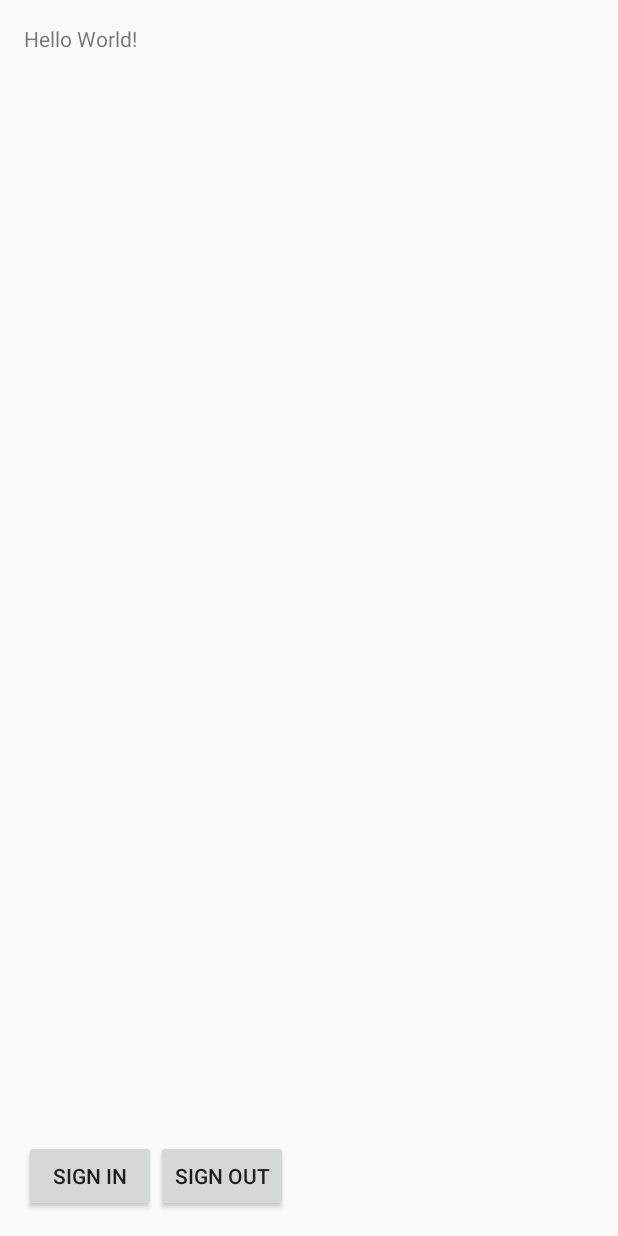
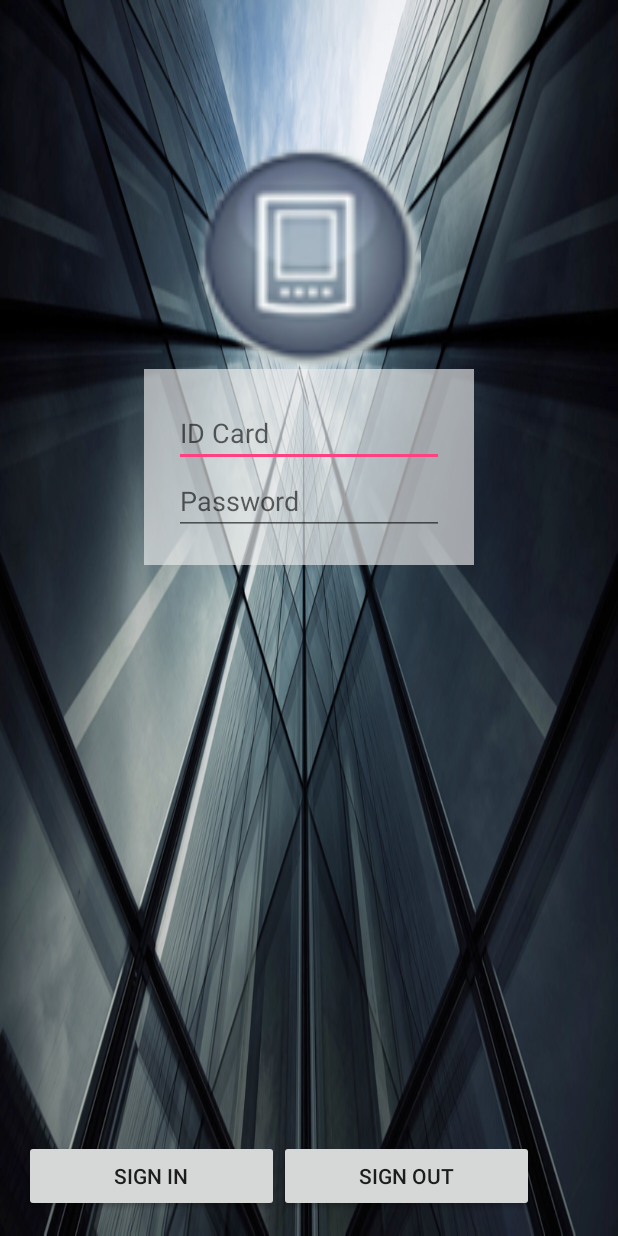
Before and after one commit to TrickSt4r/Bike-Book, an Android app: the screen it shows after launch (MainActivity), after a tap on "SIGN IN", on a phone screen of 412 x 824 dp. Run offline under Robolectric (Android 15) with nearby library versions, the phone set to English and light mode, and no system bars.

Commit message:
Finish 16/3/2559

```diff
--- a/app/src/main/java/com/example/rit/bikeforrent/MainActivity.java
+++ b/app/src/main/java/com/example/rit/bikeforrent/MainActivity.java
@@ -1,16 +1,56 @@
 package com.example.rit.bikeforrent;
 
+import android.content.Intent;
 import android.support.v7.app.AppCompatActivity;
 import android.os.Bundle;
 import android.view.View;
+import android.widget.EditText;
+import android.widget.Toast;
 
 public class MainActivity extends AppCompatActivity {
+
+
+    //exelpit
+    private EditText idCardEditText, passwordEditText;
+    private String idString, passwordString;
+
 
     @Override
     protected void onCreate(Bundle savedInstanceState) {
         super.onCreate(savedInstanceState);
         setContentView(R.layout.activity_main);
+        //bindwiget
+
+        bindwiget();
+
+
     }//main method
+
+    private void bindwiget() {
+        idCardEditText = (EditText) findViewById(R.id.editText3);
+        passwordEditText = (EditText) findViewById(R.id.editText4);
+
+
+    }
+
+    public void clicksignMain(View view) {
+
+        idString = idCardEditText.getText().toString().trim();
+        passwordString = passwordEditText.getText().toString().trim();
+
+        //check
+        if (idString.equals("")||passwordString.equals("")) {
+
+            myAlert("กรุณากรอกข้อมูลให้ครบ");
+        }
+
+    }//clicksignMain
+
+    private void myAlert(String strAlert) {
+
+        Toast.makeText(MainActivity.this, strAlert, Toast.LENGTH_SHORT).show();
+    }
+
     public void onclickSignUp (View view) {
         startActivity(new signUp(MainActivity.this, signUp.class));
     }
--- a/app/src/main/res/layout/activity_main.xml
+++ b/app/src/main/res/layout/activity_main.xml
@@ -4,11 +4,8 @@
     android:layout_height="wrap_content" android:paddingLeft="@dimen/activity_horizontal_margin"
     android:paddingRight="@dimen/activity_horizontal_margin"
     android:paddingTop="@dimen/activity_vertical_margin"
-    android:paddingBottom="@dimen/activity_vertical_margin" tools:context=".MainActivity">
-
-    <TextView android:text="Hello World!" android:layout_width="wrap_content"
-        android:layout_height="wrap_content"
-        android:layout_alignParentBottom="false" />
+    android:paddingBottom="@dimen/activity_vertical_margin" tools:context=".MainActivity"
+    android:background="@drawable/wallpapers_a_00">
 
     <LinearLayout
         android:orientation="horizontal"
@@ -16,18 +13,53 @@
         android:layout_height="match_parent">
 
         <Button
-            android:layout_width="wrap_content"
+            android:layout_width="170dp"
             android:layout_height="wrap_content"
             android:text="@string/signin"
             android:id="@+id/button"
             android:layout_gravity="bottom"
-            android:onClick="onclickSignUp" />
+            android:onClick="clicksignMain" />
 
         <Button
-            android:layout_width="wrap_content"
+            android:layout_width="170dp"
             android:layout_height="wrap_content"
             android:text="@string/singout"
             android:id="@+id/button2"
-            android:layout_gravity="bottom" />
+            android:layout_gravity="bottom"
+            android:layout_alignParentBottom="true"
+            android:layout_alignParentRight="true"
+            android:layout_alignParentEnd="true" />
+
     </LinearLayout>
+
+    <ImageView
+        android:layout_width="@dimen/icon"
+        android:layout_height="@dimen/icon"
+        android:id="@+id/imageView"
+        android:layout_centerHorizontal="true"
+        android:layout_marginTop="80dp"
+        android:background="@drawable/phone" />
+
+    <LinearLayout
+        android:orientation="vertical"
+        android:layout_width="220dp"
+        android:layout_height="wrap_content"
+        android:layout_below="@+id/imageView"
+        android:layout_centerHorizontal="true"
+        android:padding="20dp"
+        android:background="#a5ececec">
+
+        <EditText
+            android:layout_width="match_parent"
+            android:layout_height="wrap_content"
+            android:id="@+id/editText3"
+            android:hint="@string/id_card" />
+
+        <EditText
+            android:layout_width="match_parent"
+            android:layout_height="wrap_content"
+            android:id="@+id/editText4"
+            android:hint="@string/password" />
+    </LinearLayout>
+
 </RelativeLayout>
--- a/app/src/main/res/values/dimens.xml
+++ b/app/src/main/res/values/dimens.xml
@@ -4,4 +4,5 @@
     <dimen name="activity_vertical_margin">16dp</dimen>
     <dimen name="h1">35dp</dimen>
     <dimen name="h2">20sp</dimen>
+    <dimen name="icon">150dp</dimen>
 </resources>
```
Also changed, not shown: app/src/main/res/drawable/phone.png (added), app/src/main/res/drawable/wallpapers_a_00.png (added).
